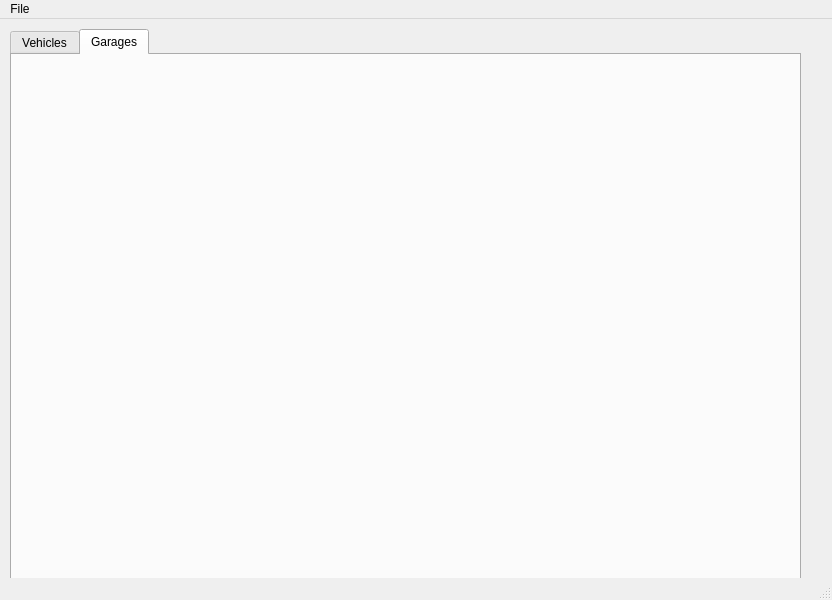
Before: the Qt Designer form Main_Window.ui in unwisegeek/GTAGarageTracker, drawn with Qt 5.
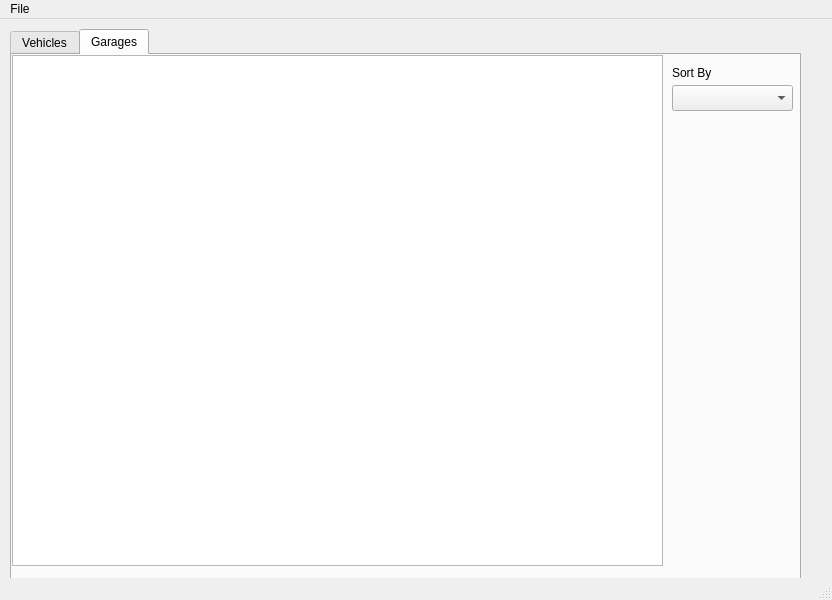
After: the same form once the commit is applied. The open tabs and pages were chosen to show the change.

Commit message: * Added vehicle and garage lists with sorting

The edit to the form file:
```diff
--- a/Main_Window.ui
+++ b/Main_Window.ui
@@ -68,6 +68,39 @@
      <attribute name="title">
       <string>Garages</string>
      </attribute>
+     <widget class="QTableView" name="tableGarage">
+      <property name="geometry">
+       <rect>
+        <x>0</x>
+        <y>0</y>
+        <width>651</width>
+        <height>511</height>
+       </rect>
+      </property>
+     </widget>
+     <widget class="QLabel" name="labelGarageSortBy">
+      <property name="geometry">
+       <rect>
+        <x>660</x>
+        <y>10</y>
+        <width>58</width>
+        <height>16</height>
+       </rect>
+      </property>
+      <property name="text">
+       <string>Sort By</string>
+      </property>
+     </widget>
+     <widget class="QComboBox" name="comboGaragesSortBy">
+      <property name="geometry">
+       <rect>
+        <x>660</x>
+        <y>30</y>
+        <width>121</width>
+        <height>26</height>
+       </rect>
+      </property>
+     </widget>
     </widget>
    </widget>
   </widget>
```
Left out of the diff: 6 changed lines with no effect on the pictures. The commit also changes 4 other files.
